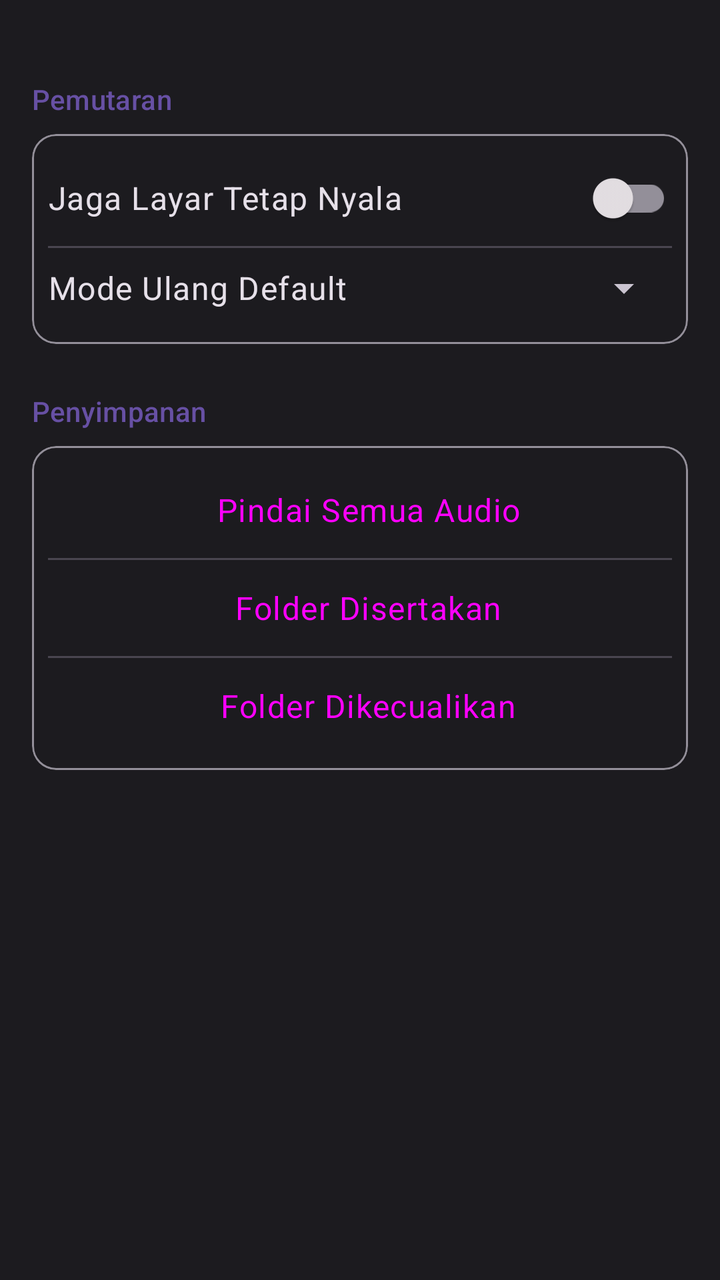
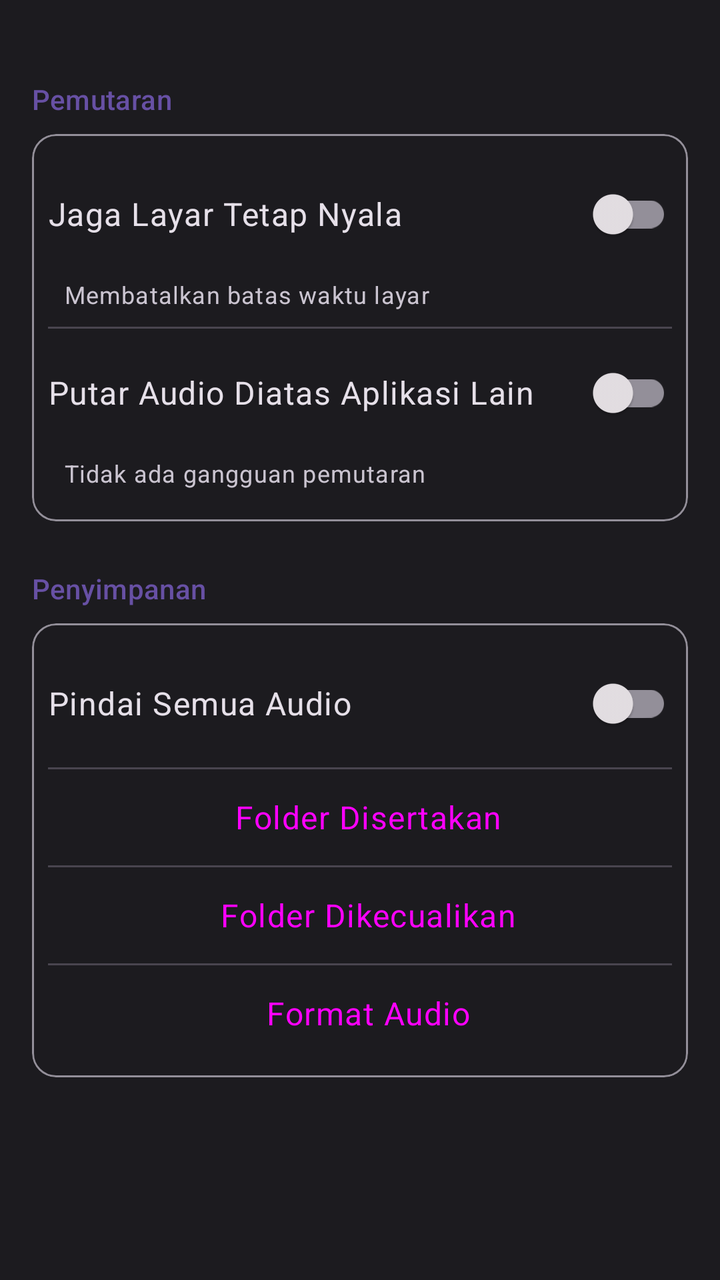

Two renders of the same Android screen: before a commit and after it. Below are the layout's source before the change and the commit's diff.
<!-- AndroidManifest.xml: application theme AppTheme -->
<!-- res/layout/fragment_settings.xml -->
<?xml version="1.0" encoding="utf-8"?>
<ScrollView xmlns:android="http://schemas.android.com/apk/res/android"
    xmlns:app="http://schemas.android.com/apk/res-auto"
    android:layout_width="match_parent"
    android:layout_height="match_parent"
    android:background="?attr/colorSurface">

    <LinearLayout
        android:layout_width="match_parent"
        android:layout_height="wrap_content"
        android:orientation="vertical"
        android:padding="@dimen/padding_medium">

        <TextView
            android:layout_width="wrap_content"
            android:layout_height="wrap_content"
            android:layout_marginTop="@dimen/padding_large"
            android:text="@string/playback"
            android:textAppearance="?attr/textAppearanceTitleSmall"
            android:textColor="?attr/colorPrimary" />

        <com.google.android.material.card.MaterialCardView
            android:layout_width="match_parent"
            android:layout_height="wrap_content"
            android:layout_marginTop="@dimen/padding_small"
            app:cardElevation="0dp"
            app:strokeWidth="1dp"
            app:strokeColor="?attr/colorOutline">

            <LinearLayout
                android:layout_width="match_parent"
                android:layout_height="wrap_content"
                android:orientation="vertical"
                android:padding="@dimen/padding_small">

                <androidx.appcompat.widget.SwitchCompat
                    android:id="@+id/keep_screen_on_switch"
                    android:layout_width="match_parent"
                    android:layout_height="wrap_content"
                    android:text="@string/keep_screen_on"
                    android:textAppearance="?attr/textAppearanceBodyLarge" />

                <View
                    android:layout_width="match_parent"
                    android:layout_height="1dp"
                    android:background="?attr/colorOutlineVariant" />

                <LinearLayout
                    android:layout_width="match_parent"
                    android:layout_height="wrap_content"
                    android:gravity="center_vertical"
                    android:orientation="horizontal"
                    android:paddingVertical="@dimen/padding_small">

                    <TextView
                        android:layout_width="0dp"
                        android:layout_height="wrap_content"
                        android:layout_weight="1"
                        android:text="@string/default_repeat_mode"
                        android:textAppearance="?attr/textAppearanceBodyLarge" />

                    <Spinner
                        android:id="@+id/default_repeat_spinner"
                        android:layout_width="wrap_content"
                        android:layout_height="wrap_content" />

                </LinearLayout>

            </LinearLayout>

        </com.google.android.material.card.MaterialCardView>

        <TextView
            android:layout_width="wrap_content"
            android:layout_height="wrap_content"
            android:layout_marginTop="@dimen/padding_large"
            android:text="@string/storage"
            android:textAppearance="?attr/textAppearanceTitleSmall"
            android:textColor="?attr/colorPrimary" />

        <com.google.android.material.card.MaterialCardView
            android:layout_width="match_parent"
            android:layout_height="wrap_content"
            android:layout_marginTop="@dimen/padding_small"
            app:cardElevation="0dp"
            app:strokeWidth="1dp"
            app:strokeColor="?attr/colorOutline">

            <LinearLayout
                android:layout_width="match_parent"
                android:layout_height="wrap_content"
                android:orientation="vertical"
                android:padding="@dimen/padding_small">

                <TextView
                    android:id="@+id/scan_all_audio"
                    style="?android:attr/buttonBarButtonStyle"
                    android:layout_width="match_parent"
                    android:layout_height="wrap_content"
                    android:clickable="true"
                    android:focusable="true"
                    android:paddingVertical="@dimen/padding_small"
                    android:text="@string/scan_all_audio"
                    android:textAppearance="?attr/textAppearanceBodyLarge" />

                <View
                    android:layout_width="match_parent"
                    android:layout_height="1dp"
                    android:background="?attr/colorOutlineVariant" />

                <TextView
                    android:id="@+id/included_folders"
                    style="?android:attr/buttonBarButtonStyle"
                    android:layout_width="match_parent"
                    android:layout_height="wrap_content"
                    android:clickable="true"
                    android:focusable="true"
                    android:paddingVertical="@dimen/padding_small"
                    android:text="@string/included_folders"
                    android:textAppearance="?attr/textAppearanceBodyLarge" />

                <View
                    android:layout_width="match_parent"
                    android:layout_height="1dp"
                    android:background="?attr/colorOutlineVariant" />

                <TextView
                    android:id="@+id/excluded_folders"
                    style="?android:attr/buttonBarButtonStyle"
                    android:layout_width="match_parent"
                    android:layout_height="wrap_content"
                    android:clickable="true"
                    android:focusable="true"
                    android:paddingVertical="@dimen/padding_small"
                    android:text="@string/excluded_folders"
                    android:textAppearance="?attr/textAppearanceBodyLarge" />

            </LinearLayout>

        </com.google.android.material.card.MaterialCardView>

    </LinearLayout>

</ScrollView>
<!-- resources referenced by this layout -->
<resources>
  <dimen name="padding_large">24dp</dimen>
  <dimen name="padding_medium">16dp</dimen>
  <dimen name="padding_small">8dp</dimen>
  <string name="default_repeat_mode">Mode Ulang Default</string>
  <string name="excluded_folders">Folder Dikecualikan</string>
  <string name="included_folders">Folder Disertakan</string>
  <string name="keep_screen_on">Jaga Layar Tetap Nyala</string>
  <string name="playback">Pemutaran</string>
  <string name="scan_all_audio">Pindai Semua Audio</string>
  <string name="storage">Penyimpanan</string>
  <style name="AppTheme" parent="Theme.Material3.Dark.NoActionBar">
          <item name="colorPrimary">@color/primary</item>
          <item name="colorOnPrimary">@color/on_primary</item>
          <item name="colorPrimaryContainer">@color/primary_container</item>
          <item name="colorOnPrimaryContainer">@color/on_primary_container</item>
          <item name="colorSecondary">@color/secondary</item>
          <item name="colorOnSecondary">@color/on_secondary</item>
          <item name="colorSecondaryContainer">@color/secondary_container</item>
          <item name="colorOnSecondaryContainer">@color/on_secondary_container</item>
          <item name="android:colorBackground">@color/background</item>
          <item name="colorOnBackground">@color/on_background</item>
          <item name="colorSurface">@color/surface</item>
          <item name="colorOnSurface">@color/on_surface</item>
          <item name="colorSurfaceVariant">@color/surface_variant</item>
          <item name="colorOnSurfaceVariant">@color/on_surface_variant</item>
          <item name="colorError">@color/error</item>
          <item name="colorOnError">@color/on_error</item>
          <item name="android:statusBarColor">@android:color/transparent</item>
          <item name="android:navigationBarColor">@android:color/transparent</item>
      </style>
  <color name="primary">#FF6750A4</color>
  <color name="on_primary">#FFFFFFFF</color>
  <color name="primary_container">#FF4F378B</color>
  <color name="on_primary_container">#FFEADDFF</color>
  <color name="secondary">#FF625B71</color>
  <color name="on_secondary">#FFFFFFFF</color>
  <color name="secondary_container">#FF4A4458</color>
  <color name="on_secondary_container">#FFE8DEF8</color>
  <color name="background">#FF1C1B1F</color>
  <color name="on_background">#FFE6E1E5</color>
  <color name="surface">#FF1C1B1F</color>
  <color name="on_surface">#FFE6E1E5</color>
  <color name="surface_variant">#FF49454F</color>
  <color name="on_surface_variant">#FFCAC4D0</color>
  <color name="error">#FFF2B8B5</color>
  <color name="on_error">#FF601410</color>
</resources>

<!-- the commit's change to res/layout/fragment_settings.xml (unified diff, before → after) -->
@@ -33,38 +33,72 @@
                 android:orientation="vertical"
                 android:padding="@dimen/padding_small">
 
-                <androidx.appcompat.widget.SwitchCompat
-                    android:id="@+id/keep_screen_on_switch"
-                    android:layout_width="match_parent"
-                    android:layout_height="wrap_content"
-                    android:text="@string/keep_screen_on"
-                    android:textAppearance="?attr/textAppearanceBodyLarge" />
-
-                <View
-                    android:layout_width="match_parent"
-                    android:layout_height="1dp"
-                    android:background="?attr/colorOutlineVariant" />
-
                 <LinearLayout
                     android:layout_width="match_parent"
                     android:layout_height="wrap_content"
                     android:gravity="center_vertical"
                     android:orientation="horizontal"
-                    android:paddingVertical="@dimen/padding_small">
+                    android:paddingTop="@dimen/padding_small"
+                    android:paddingBottom="@dimen/padding_small">
 
                     <TextView
                         android:layout_width="0dp"
                         android:layout_height="wrap_content"
                         android:layout_weight="1"
-                        android:text="@string/default_repeat_mode"
+                        android:text="@string/keep_screen_on"
                         android:textAppearance="?attr/textAppearanceBodyLarge" />
 
-                    <Spinner
-                        android:id="@+id/default_repeat_spinner"
+                    <androidx.appcompat.widget.SwitchCompat
+                        android:id="@+id/keep_screen_on_switch"
                         android:layout_width="wrap_content"
                         android:layout_height="wrap_content" />
 
                 </LinearLayout>
+
+                <TextView
+                    android:layout_width="wrap_content"
+                    android:layout_height="wrap_content"
+                    android:layout_marginBottom="@dimen/padding_small"
+                    android:paddingStart="@dimen/padding_small"
+                    android:text="@string/keep_screen_on_subtitle"
+                    android:textAppearance="?attr/textAppearanceBodySmall"
+                    android:textColor="?attr/colorOnSurfaceVariant" />
+
+                <View
+                    android:layout_width="match_parent"
+                    android:layout_height="1dp"
+                    android:background="?attr/colorOutlineVariant" />
+
+                <LinearLayout
+                    android:layout_width="match_parent"
+                    android:layout_height="wrap_content"
+                    android:gravity="center_vertical"
+                    android:orientation="horizontal"
+                    android:paddingTop="@dimen/padding_small"
+                    android:paddingBottom="@dimen/padding_small">
+
+                    <TextView
+                        android:layout_width="0dp"
+                        android:layout_height="wrap_content"
+                        android:layout_weight="1"
+                        android:text="@string/play_over_other_apps"
+                        android:textAppearance="?attr/textAppearanceBodyLarge" />
+
+                    <androidx.appcompat.widget.SwitchCompat
+                        android:id="@+id/play_over_other_apps_switch"
+                        android:layout_width="wrap_content"
+                        android:layout_height="wrap_content" />
+
+                </LinearLayout>
+
+                <TextView
+                    android:layout_width="wrap_content"
+                    android:layout_height="wrap_content"
+                    android:layout_marginBottom="@dimen/padding_small"
+                    android:paddingStart="@dimen/padding_small"
+                    android:text="@string/play_over_other_apps_subtitle"
+                    android:textAppearance="?attr/textAppearanceBodySmall"
+                    android:textColor="?attr/colorOnSurfaceVariant" />
 
             </LinearLayout>
 
@@ -92,16 +126,26 @@
                 android:orientation="vertical"
                 android:padding="@dimen/padding_small">
 
-                <TextView
-                    android:id="@+id/scan_all_audio"
-                    style="?android:attr/buttonBarButtonStyle"
-                    android:layout_width="match_parent"
-                    android:layout_height="wrap_content"
-                    android:clickable="true"
-                    android:focusable="true"
-                    android:paddingVertical="@dimen/padding_small"
-                    android:text="@string/scan_all_audio"
-                    android:textAppearance="?attr/textAppearanceBodyLarge" />
+                <LinearLayout
+                    android:layout_width="match_parent"
+                    android:layout_height="wrap_content"
+                    android:gravity="center_vertical"
+                    android:orientation="horizontal"
+                    android:paddingVertical="@dimen/padding_small">
+
+                    <TextView
+                        android:layout_width="0dp"
+                        android:layout_height="wrap_content"
+                        android:layout_weight="1"
+                        android:text="@string/scan_all_audio"
+                        android:textAppearance="?attr/textAppearanceBodyLarge" />
+
+                    <androidx.appcompat.widget.SwitchCompat
+                        android:id="@+id/scan_all_audio_switch"
+                        android:layout_width="wrap_content"
+                        android:layout_height="wrap_content" />
+
+                </LinearLayout>
 
                 <View
                     android:layout_width="match_parent"
@@ -135,6 +179,22 @@
                     android:text="@string/excluded_folders"
                     android:textAppearance="?attr/textAppearanceBodyLarge" />
 
+                <View
+                    android:layout_width="match_parent"
+                    android:layout_height="1dp"
+                    android:background="?attr/colorOutlineVariant" />
+
+                <TextView
+                    android:id="@+id/audio_formats"
+                    style="?android:attr/buttonBarButtonStyle"
+                    android:layout_width="match_parent"
+                    android:layout_height="wrap_content"
+                    android:clickable="true"
+                    android:focusable="true"
+                    android:paddingVertical="@dimen/padding_small"
+                    android:text="@string/audio_formats"
+                    android:textAppearance="?attr/textAppearanceBodyLarge" />
+
             </LinearLayout>
 
         </com.google.android.material.card.MaterialCardView>
<!-- resource entries referenced after the edit -->
@@ -3,10 +3,13 @@
   <dimen name="padding_large">24dp</dimen>
   <dimen name="padding_medium">16dp</dimen>
   <dimen name="padding_small">8dp</dimen>
-  <string name="default_repeat_mode">Mode Ulang Default</string>
+  <string name="audio_formats">Format Audio</string>
   <string name="excluded_folders">Folder Dikecualikan</string>
   <string name="included_folders">Folder Disertakan</string>
   <string name="keep_screen_on">Jaga Layar Tetap Nyala</string>
+  <string name="keep_screen_on_subtitle">Membatalkan batas waktu layar</string>
+  <string name="play_over_other_apps">Putar Audio Diatas Aplikasi Lain</string>
+  <string name="play_over_other_apps_subtitle">Tidak ada gangguan pemutaran</string>
   <string name="playback">Pemutaran</string>
   <string name="scan_all_audio">Pindai Semua Audio</string>
   <string name="storage">Penyimpanan</string>
